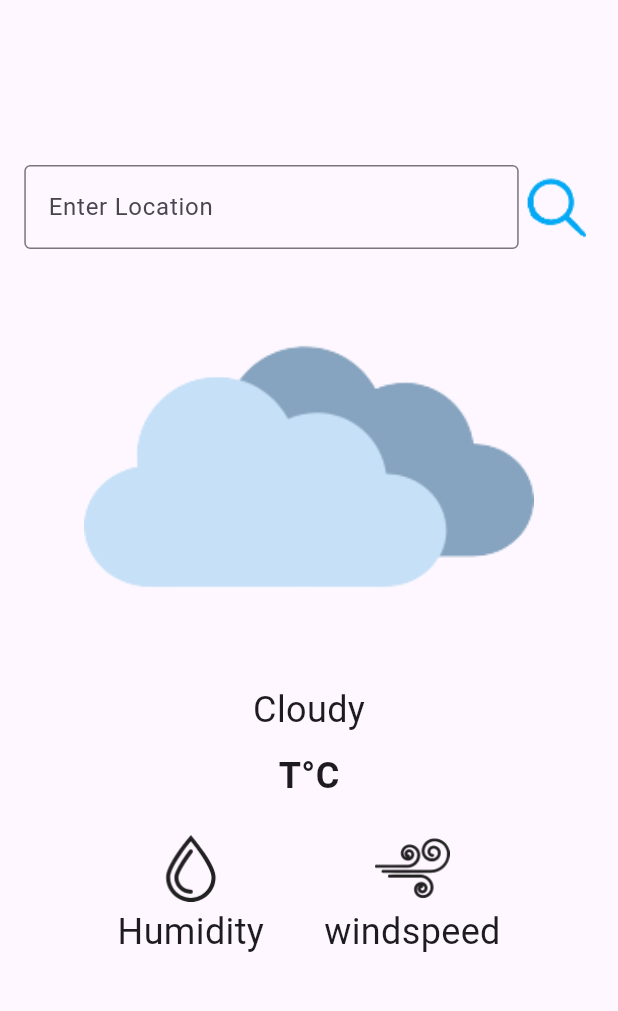
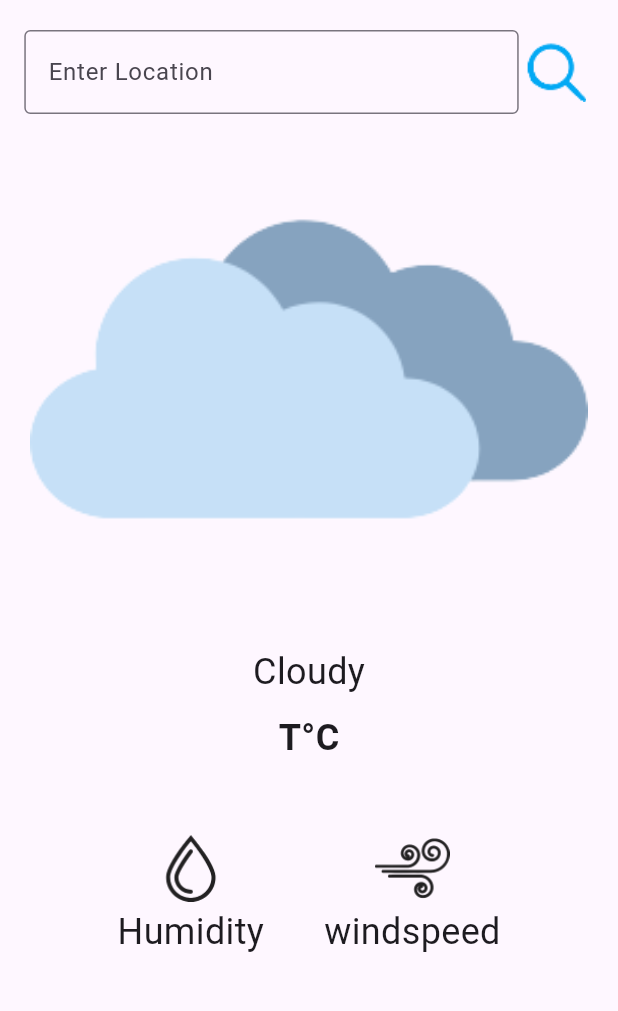
Before and after one commit to BarryAllenCentralCity/weather_app, a Flutter app: the screen it shows after launch, on a phone screen of 412 x 824 dp, the part 84-1095 px from its top. Run offline on Flutter 3.47's test engine with Material 3 defaults, Android fonts, the phone set to English and light mode, and no system bars.

Commit message:
Android Support and resize

```diff
--- a/lib/layout.dart
+++ b/lib/layout.dart
@@ -1,8 +1,5 @@
 import 'dart:convert';
-import 'package:flutter/cupertino.dart';
 import 'package:flutter/material.dart';
-import 'package:flutter/rendering.dart';
-import 'package:flutter/widgets.dart';
 import 'package:http/http.dart' as http;
 
 class LayoutPage extends StatefulWidget {
@@ -35,9 +32,10 @@ class _LayoutPageState extends State<LayoutPage> {
           centerTitle: true,
           backgroundColor: Colors.black12,
         ),
-        body: Column(
-          mainAxisAlignment: MainAxisAlignment.center,
+        body: SingleChildScrollView(
+          child: Column(
           children: <Widget>[
+            SizedBox(height: 20,),
             Row(
               mainAxisAlignment: MainAxisAlignment.center,
               children: <Widget>[
@@ -52,11 +50,13 @@ class _LayoutPageState extends State<LayoutPage> {
                       labelText: 'Enter Location',
                     ),
                   ),
+
                 ),
                 Container(
                   child: GestureDetector(
                     onTap: () {
                       setLocation(location);
+                      FocusManager.instance.primaryFocus?.unfocus();
                     },
                     child: Image.asset(
                       'lib/assets/search.png',
@@ -69,8 +69,8 @@ class _LayoutPageState extends State<LayoutPage> {
               ],
             ),
             Container(
-              height: 250,
-              width: 300,
+              height: 300,
+              width: double.infinity,
               padding: EdgeInsets.all(20.0),
               margin: EdgeInsets.all(20.0),
               decoration: BoxDecoration(
@@ -80,6 +80,7 @@ class _LayoutPageState extends State<LayoutPage> {
                 ),
               ),
             ),
+            SizedBox(height: 15,),
             Text(
               weatherCondition,
               style: TextStyle(fontSize: 24, ),
@@ -89,6 +90,7 @@ class _LayoutPageState extends State<LayoutPage> {
               temperature,
               style: TextStyle(fontSize: 24, fontWeight: FontWeight.bold),
             ),
+            SizedBox(height: 25,),
             Row(
               mainAxisAlignment: MainAxisAlignment.center,
               children: <Widget>[
@@ -126,6 +128,7 @@ class _LayoutPageState extends State<LayoutPage> {
               ],
             )
           ],
+        ),
         ),
       ),
     );
@@ -200,6 +203,10 @@ class _LayoutPageState extends State<LayoutPage> {
 
   void setLocation(String locationName) {
     locationName = locationName.replaceAll(" ", "+");
+    if(locationName[locationName.length-1] == "+"){
+      locationName = locationName.substring(0, locationName.length - 1);
+    }
+
 
     String urlString = "https://geocoding-api.open-meteo.com/v1/search?name=" +
         locationName +
@@ -212,7 +219,6 @@ class _LayoutPageState extends State<LayoutPage> {
         var result = data[0] as Map<String, dynamic>;
         double latitude = result['latitude'];
         double longitude = result['longitude'];
-        // TODO: Extract latitude and longitude from the response
         fetchWeatherData(latitude, longitude);
       } else {
         print(
```
Also changed, not shown: 1 other file.
